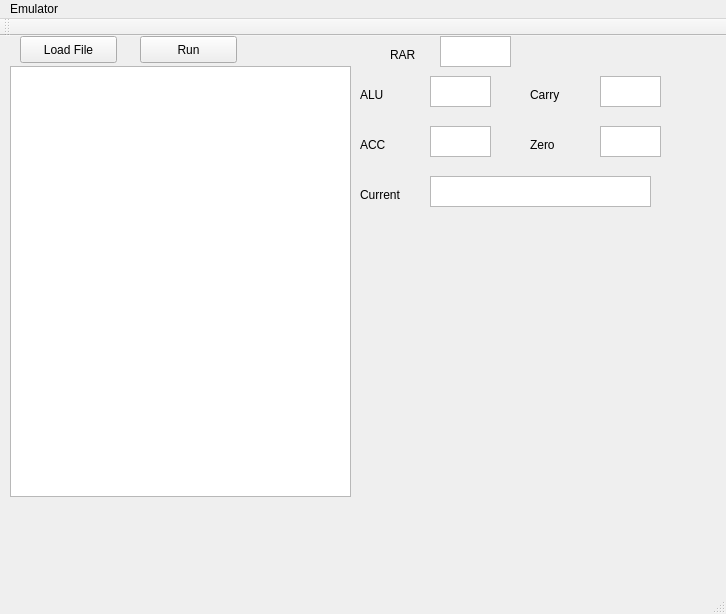
Before: the Qt Designer form mainwindow.ui in Nossica/2416Emulator, drawn with Qt 5.
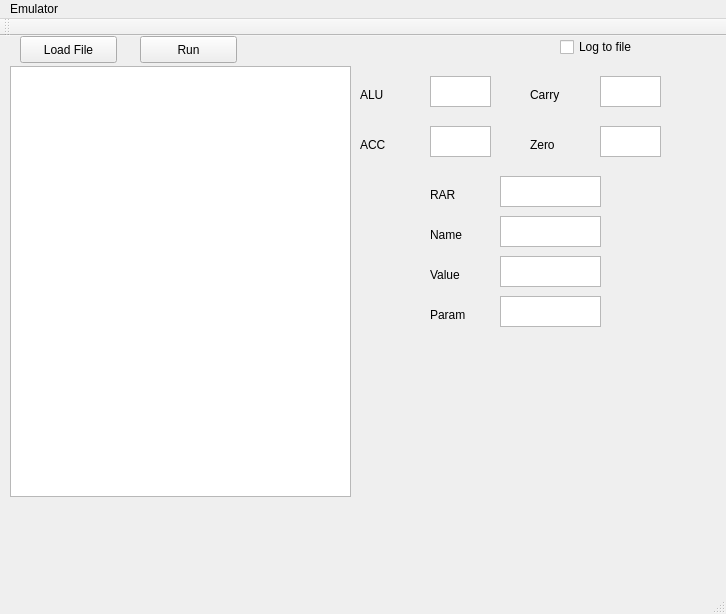
After: the same form once the commit is applied.

Commit message: Von Neuman model with logging

What changed in the file:
```diff
--- a/mainwindow.ui
+++ b/mainwindow.ui
@@ -132,25 +132,12 @@
      </rect>
     </property>
    </widget>
-   <widget class="QLabel" name="label_5">
-    <property name="geometry">
-     <rect>
-      <x>390</x>
-      <y>10</y>
-      <width>51</width>
-      <height>17</height>
-     </rect>
-    </property>
-    <property name="text">
-     <string>RAR</string>
-    </property>
-   </widget>
    <widget class="QTextEdit" name="RAR">
     <property name="geometry">
      <rect>
-      <x>440</x>
-      <y>0</y>
-      <width>71</width>
+      <x>500</x>
+      <y>140</y>
+      <width>101</width>
       <height>31</height>
      </rect>
     </property>
@@ -180,27 +167,99 @@
      <bool>false</bool>
     </attribute>
    </widget>
-   <widget class="QTextEdit" name="CurrentVal">
-    <property name="geometry">
-     <rect>
-      <x>430</x>
-      <y>140</y>
-      <width>221</width>
-      <height>31</height>
-     </rect>
-    </property>
-   </widget>
    <widget class="QLabel" name="label_6">
     <property name="geometry">
      <rect>
-      <x>360</x>
+      <x>430</x>
       <y>150</y>
       <width>51</width>
       <height>17</height>
      </rect>
     </property>
     <property name="text">
-     <string>Current</string>
+     <string>RAR</string>
+    </property>
+   </widget>
+   <widget class="QLabel" name="label_7">
+    <property name="geometry">
+     <rect>
+      <x>430</x>
+      <y>190</y>
+      <width>51</width>
+      <height>17</height>
+     </rect>
+    </property>
+    <property name="text">
+     <string>Name</string>
+    </property>
+   </widget>
+   <widget class="QTextEdit" name="CurrentName">
+    <property name="geometry">
+     <rect>
+      <x>500</x>
+      <y>180</y>
+      <width>101</width>
+      <height>31</height>
+     </rect>
+    </property>
+   </widget>
+   <widget class="QTextEdit" name="CurrentValue">
+    <property name="geometry">
+     <rect>
+      <x>500</x>
+      <y>220</y>
+      <width>101</width>
+      <height>31</height>
+     </rect>
+    </property>
+   </widget>
+   <widget class="QLabel" name="label_8">
+    <property name="geometry">
+     <rect>
+      <x>430</x>
+      <y>230</y>
+      <width>51</width>
+      <height>17</height>
+     </rect>
+    </property>
+    <property name="text">
+     <string>Value</string>
+    </property>
+   </widget>
+   <widget class="QTextEdit" name="CurrentParam">
+    <property name="geometry">
+     <rect>
+      <x>500</x>
+      <y>260</y>
+      <width>101</width>
+      <height>31</height>
+     </rect>
+    </property>
+   </widget>
+   <widget class="QLabel" name="label_9">
+    <property name="geometry">
+     <rect>
+      <x>430</x>
+      <y>270</y>
+      <width>51</width>
+      <height>17</height>
+     </rect>
+    </property>
+    <property name="text">
+     <string>Param</string>
+    </property>
+   </widget>
+   <widget class="QCheckBox" name="logging">
+    <property name="geometry">
+     <rect>
+      <x>560</x>
+      <y>0</y>
+      <width>97</width>
+      <height>22</height>
+     </rect>
+    </property>
+    <property name="text">
+     <string>Log to file</string>
     </property>
    </widget>
   </widget>
```
The commit also changes 9 other files.
